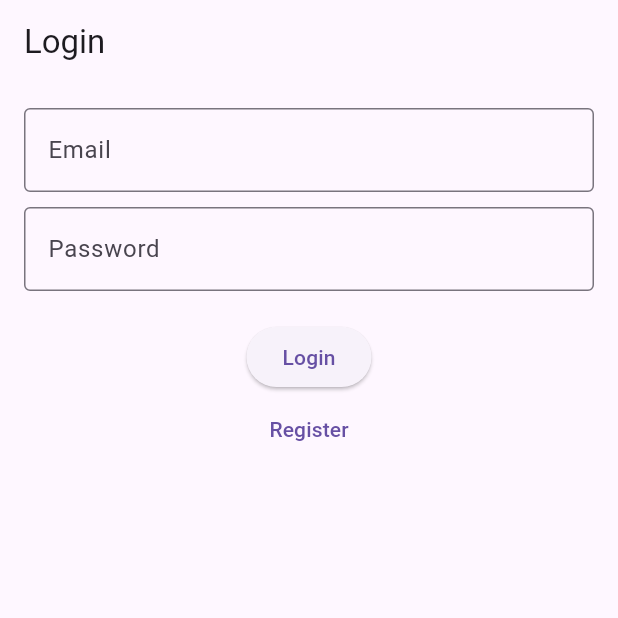
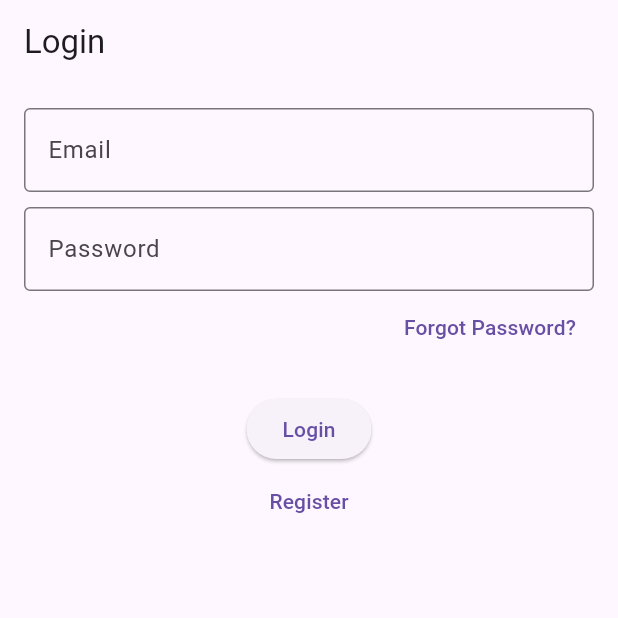
Before and after one commit to arjaymangubat1104/FlutterHRPortal, a Flutter app: the screen it shows after launch, on a phone screen of 412 x 824 dp, the top half of it. Run offline on Flutter 3.47's test engine with Material 3 defaults, Android fonts, the phone set to English and light mode, and no system bars; our stand-ins replace cloud_firestore, firebase_auth, firebase_core; accounts and stored records are empty.

Commit message:
Add forgot password button
-make forgot password button

```diff
--- a/lib/views/home_page.dart
+++ b/lib/views/home_page.dart
@@ -1,8 +1,11 @@
 import 'package:flutter/material.dart';
+import 'package:flutter/widgets.dart';
 import 'package:provider/provider.dart';
 import '../viewmodel/auth_view_model.dart';
 
 class HomePage extends StatelessWidget {
+  const HomePage({super.key});
+
   @override
   Widget build(BuildContext context) {
     final authViewModel = Provider.of<AuthViewModel>(context);
--- a/lib/views/login_page.dart
+++ b/lib/views/login_page.dart
@@ -5,6 +5,8 @@ import '../viewmodel/auth_view_model.dart';
 class LoginPage extends StatelessWidget {
   final TextEditingController _emailController = TextEditingController();
   final TextEditingController _passwordController = TextEditingController();
+
+  LoginPage({super.key});
 
   @override
   Widget build(BuildContext context) {
@@ -44,6 +46,20 @@ class LoginPage extends StatelessWidget {
               ),
               obscureText: true,
             ),
+            Row(
+              mainAxisAlignment: MainAxisAlignment.end,
+              children: [
+                TextButton(
+                  onPressed: (){
+                    authViewModel.clearErrorMessage();
+                    Navigator.pushNamed(context, '/forgot-password');
+                  },
+                  child: Text(
+                    'Forgot Password?',
+                  )
+                ),
+              ],
+            ),
             SizedBox(height: 20),
             ElevatedButton(
               onPressed: () async {
--- a/lib/views/register_page.dart
+++ b/lib/views/register_page.dart
@@ -6,6 +6,8 @@ class RegisterPage extends StatelessWidget {
   final TextEditingController _emailController = TextEditingController();
   final TextEditingController _passwordController = TextEditingController();
   final TextEditingController _displayNameController = TextEditingController();
+
+  RegisterPage({super.key});
 
   @override
   Widget build(BuildContext context) {
```
